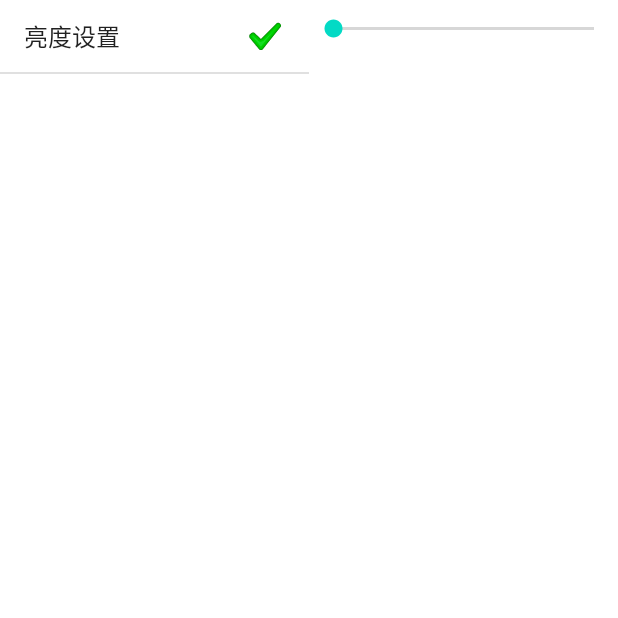
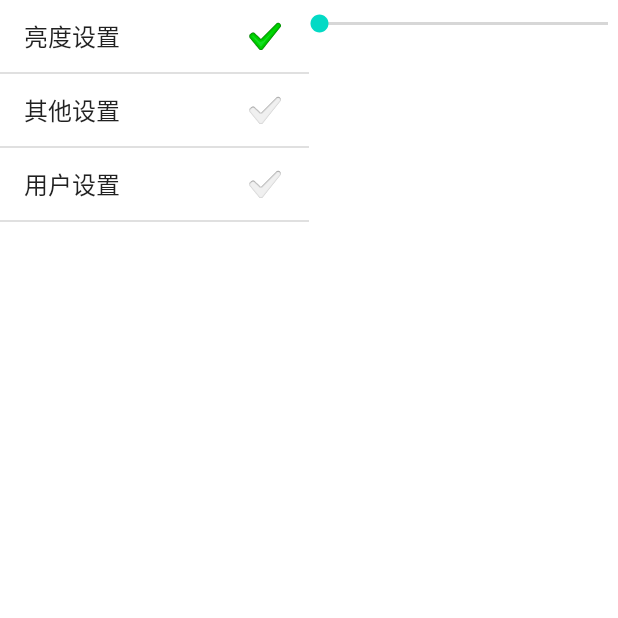
Before and after one commit to ys-lll/Android, an Android app: the ThirdActivity screen opened directly, with no data from a screen before it, on a phone screen of 412 x 824 dp, the top half of it. Run offline under Robolectric (Android 15) with nearby library versions, the phone set to English and light mode, and no system bars; 1 statement that could not run was skipped.

Commit message:
update third homework

```diff
--- a/app/src/main/java/com/example/a20220419demo/LeftFragment.java
+++ b/app/src/main/java/com/example/a20220419demo/LeftFragment.java
@@ -12,15 +12,15 @@ import androidx.annotation.Nullable;
 
 public class LeftFragment extends ListFragment {
     int checkPosition = 0;//当前选择的索引位置
-    public static final String[] light = {"亮度设置"};
+    public static final String[] light = {"亮度设置", "其他设置", "用户设置"};
 
     @Override
     public void onActivityCreated(@Nullable Bundle savedInstanceState) {
         super.onActivityCreated(savedInstanceState);
 
-        setListAdapter(new ArrayAdapter<String>(getActivity(),android.R.layout.simple_list_item_checked,light));
-        if (savedInstanceState != null){
-            checkPosition = savedInstanceState.getInt("curChoice",0);
+        setListAdapter(new ArrayAdapter<String>(getActivity(), android.R.layout.simple_list_item_checked, light));
+        if (savedInstanceState != null) {
+            checkPosition = savedInstanceState.getInt("curChoice", 0);
         }
         getListView().setChoiceMode(ListView.CHOICE_MODE_SINGLE);//设置为单选模式
         showLight(checkPosition);//展示右侧亮度调节界面
@@ -29,7 +29,7 @@ public class LeftFragment extends ListFragment {
     @Override
     public void onSaveInstanceState(Bundle outState) {
         super.onSaveInstanceState(outState);
-        outState.putInt("curChoice",checkPosition);
+        outState.putInt("curChoice", checkPosition);
     }
 
     @Override
@@ -38,19 +38,19 @@ public class LeftFragment extends ListFragment {
 
     }
 
-    void showLight(int index){
+    void showLight(int index) {
         checkPosition = index;//更新保存当前索引位置为当前选中值
-        getListView().setItemChecked(index,true);
-        RightFragment rightFragment = (RightFragment) getFragmentManager().findFragmentById(R.id.rightfragment);
+        getListView().setItemChecked(index, true);
+        RightFragment rightFragment = (RightFragment) getFragmentManager().findFragmentById(R.id.rightLayout);
 
-//        if (rightFragment == null || rightFragment.getShowIndex() != index){
-//        RightFragment rightFragment = RightFragment.newInstance(index);
+        if (rightFragment == null || rightFragment.getShowIndex() != index) {
+            rightFragment = RightFragment.newInstance(index);
             FragmentTransaction ft = getFragmentManager().beginTransaction();
-            ft.replace(R.id.rightfragment,rightFragment);
+            ft.replace(R.id.rightLayout, rightFragment);
 //        ft.add(R.id.rightLayout,rightFragment);
             ft.setTransition(FragmentTransaction.TRANSIT_FRAGMENT_FADE);//设置转换效果
             ft.commit();
-//        }
+        }
 
     }
 
--- a/app/src/main/java/com/example/a20220419demo/RightFragment.java
+++ b/app/src/main/java/com/example/a20220419demo/RightFragment.java
@@ -7,35 +7,66 @@ import android.view.View;
 import android.view.ViewGroup;
 import android.view.Window;
 import android.view.WindowManager;
+import android.widget.ScrollView;
 import android.widget.SeekBar;
+import android.widget.TextView;
 
 import androidx.annotation.Nullable;
 
 public class RightFragment extends Fragment {
+    public static final String[] str = {"亮度设置", "其他设置中的各种信息", "用户设置中的各种信息"};
 
     //创建一个RightFragment实例，其中包括要传递的数据包
-    public static RightFragment newInstance(int index){
+    public static RightFragment newInstance(int index) {
         RightFragment rightFragment = new RightFragment();
         Bundle bundle = new Bundle();
-        bundle.putInt("index",index);
+        bundle.putInt("index", index);
         rightFragment.setArguments(bundle);//将bundle对象作为Fragment的参数保存
         return rightFragment;
     }
 
-    public int getShowIndex(){
-        return getArguments().getInt("index",0);//获取要显示的列表项索引
+    public int getShowIndex() {
+        return getArguments().getInt("index", 0);//获取要显示的列表项索引
     }
 
     @Override
     public View onCreateView(LayoutInflater inflater, @Nullable ViewGroup container, Bundle savedInstanceState) {
-        View view = inflater.inflate(R.layout.activity_rightfrag,container,true);
+        if (getShowIndex() == 0) {
+            ScrollView scrollView = new ScrollView(getActivity());
+            SeekBar seekBar = new SeekBar(getActivity());
+            seekBar.setPadding(10,10,10,10);
+            seekBar.setMax(100);
+            seekBar.setOnSeekBarChangeListener(new SeekBar.OnSeekBarChangeListener() {
+                @Override
+                public void onProgressChanged(SeekBar seekBar, int i, boolean b) {
+                    setAppScreenBrightness(i);
+                }
 
-        return view;
+                @Override
+                public void onStartTrackingTouch(SeekBar seekBar) {
+
+                }
+
+                @Override
+                public void onStopTrackingTouch(SeekBar seekBar) {
+
+                }
+            });
+            scrollView.addView(seekBar);
+            return scrollView;
+        } else {
+            ScrollView scrollView = new ScrollView(getActivity());
+            TextView textView = new TextView(getActivity());
+            textView.setPadding(10, 10, 10, 10);
+            scrollView.addView(textView);
+            textView.setText(str[getShowIndex()]);
+            return scrollView;
+        }
     }
 
     /**
      * 2.设置 APP界面屏幕亮度值方法
-     * **/
+     **/
     private void setAppScreenBrightness(int birghtessValue) {
         Window window = getActivity().getWindow();
         WindowManager.LayoutParams lp = window.getAttributes();
--- a/app/src/main/java/com/example/a20220419demo/ThirdActivity.java
+++ b/app/src/main/java/com/example/a20220419demo/ThirdActivity.java
@@ -22,29 +22,11 @@ public class ThirdActivity extends Activity {
         Bundle bundle = intent.getExtras();
         String str = bundle.getString("message");
 
-        SeekBar seek = findViewById(R.id.seekBar);
-        seek.setOnSeekBarChangeListener(new SeekBar.OnSeekBarChangeListener() {
-            @Override
-            public void onProgressChanged(SeekBar seekBar, int i, boolean b) {
-                setAppScreenBrightness(i);
-            }
-
-            @Override
-            public void onStartTrackingTouch(SeekBar seekBar) {
-
-            }
-
-            @Override
-            public void onStopTrackingTouch(SeekBar seekBar) {
-
-            }
-        });
-
     }
 
     /**
      * 2.设置 APP界面屏幕亮度值方法
-     * **/
+     **/
     private void setAppScreenBrightness(int birghtessValue) {
         Window window = getWindow();
         WindowManager.LayoutParams lp = window.getAttributes();
--- a/app/src/main/res/layout/activity_third.xml
+++ b/app/src/main/res/layout/activity_third.xml
@@ -11,20 +11,20 @@
         class="com.example.a20220419demo.LeftFragment">
 
     </fragment>
-    <fragment
+<!--    <fragment-->
+<!--        android:layout_width="0dp"-->
+<!--        android:layout_weight="1"-->
+<!--        android:layout_height="match_parent"-->
+<!--        android:id="@+id/rightfragment"-->
+<!--        class="com.example.a20220419demo.RightFragment">-->
+
+<!--    </fragment>-->
+    <FrameLayout
         android:layout_width="0dp"
+        android:layout_height="match_parent"
         android:layout_weight="1"
-        android:layout_height="match_parent"
-        android:id="@+id/rightfragment"
-        class="com.example.a20220419demo.RightFragment">
+        android:id="@+id/rightLayout">
 
-    </fragment>
-<!--    <FrameLayout-->
-<!--        android:layout_width="0dp"-->
-<!--        android:layout_height="match_parent"-->
-<!--        android:layout_weight="1"-->
-<!--        android:id="@+id/rightLayout">-->
-
-<!--    </FrameLayout>-->
+    </FrameLayout>
 
 </LinearLayout>
```
